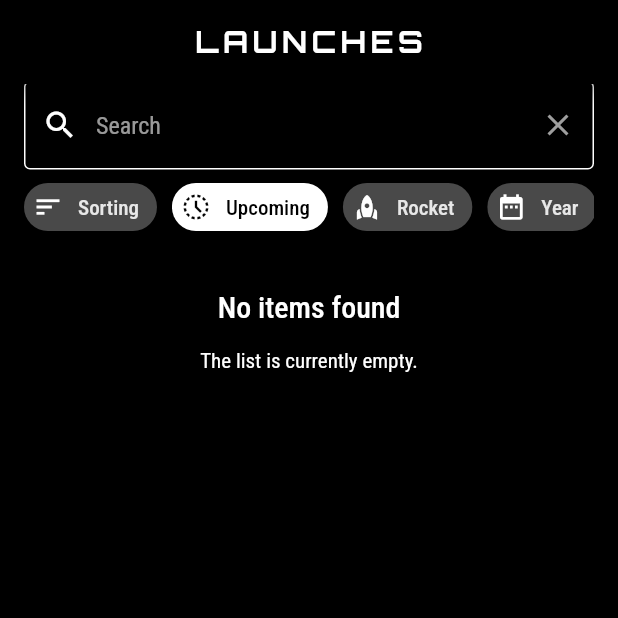
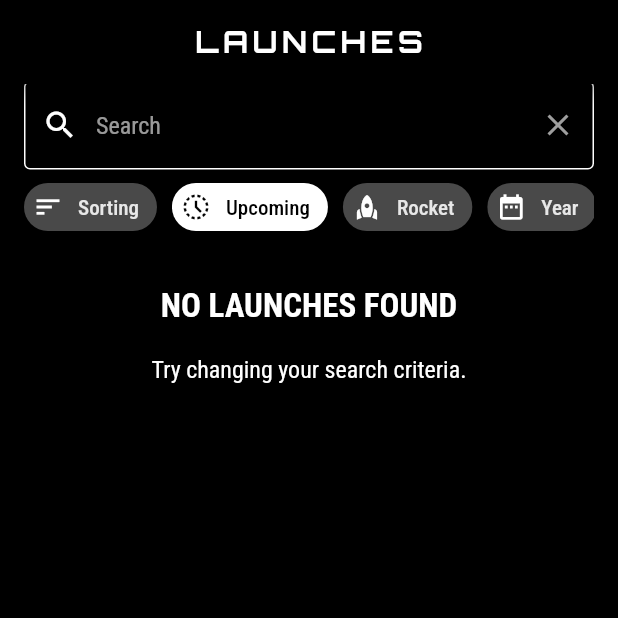
Before and after one commit to dmiedev/spacex, a Flutter app: the screen it shows after launch, on a phone screen of 412 x 824 dp, the top half of it. Run offline on Flutter 3.47's test engine with Material 2 defaults, Android fonts, the phone set to English and light mode, and no system bars; our stand-ins replace auto_size_text, equatable, flutter_bloc, google_fonts, hydrated_bloc, infinite_scroll_pagination; generated files the repository leaves out were written again; network calls fail.

Commit message:
feat: add no items found indicator to grid of launch cards

```diff
--- a/lib/launches/view/launch_page.dart
+++ b/lib/launches/view/launch_page.dart
@@ -117,6 +117,10 @@ class _LaunchViewState extends State<LaunchView> {
               handle: NestedScrollView.sliverOverlapAbsorberHandleFor(context),
               sliver: SliverAppBar(
                 toolbarHeight: 105,
+                centerTitle: true,
+                floating: true,
+                snap: true,
+                forceElevated: innerBoxIsScrolled,
                 title: Column(
                   mainAxisAlignment: MainAxisAlignment.center,
                   children: [
@@ -139,10 +143,6 @@ class _LaunchViewState extends State<LaunchView> {
                     ),
                   ],
                 ),
-                centerTitle: true,
-                floating: true,
-                snap: true,
-                forceElevated: innerBoxIsScrolled,
               ),
             )
           ];
@@ -174,6 +174,9 @@ class _LaunchViewState extends State<LaunchView> {
                       firstPageProgressIndicatorBuilder: (context) {
                         return const _GridLoadingIndicator();
                       },
+                      noItemsFoundIndicatorBuilder: (context) {
+                        return const _GridNoItemsFoundIndicator();
+                      },
                       itemBuilder: (context, item, index) => Padding(
                         padding: const EdgeInsets.only(bottom: 10),
                         child: LaunchCard(
@@ -203,7 +206,7 @@ class _LaunchViewState extends State<LaunchView> {
 
   void _handleLaunchStateChange(BuildContext context, LaunchState state) {
     if (state.hasReachedEnd) {
-      _gridController.nextPageKey = null;
+      _gridController.appendLastPage([]);
       return;
     }
     final reversedLaunches = state.launches.reversed.toList();
@@ -246,3 +249,27 @@ class _GridLoadingIndicator extends StatelessWidget {
     );
   }
 }
+
+class _GridNoItemsFoundIndicator extends StatelessWidget {
+  const _GridNoItemsFoundIndicator({Key? key}) : super(key: key);
+
+  @override
+  Widget build(BuildContext context) {
+    return Padding(
+      padding: const EdgeInsets.only(top: 30),
+      child: Column(
+        children: const [
+          Text(
+            'NO LAUNCHES FOUND',
+            style: TextStyle(fontSize: 22, fontWeight: FontWeight.bold),
+          ),
+          SizedBox(height: 20),
+          Text(
+            'Try changing your search criteria.',
+            style: TextStyle(fontSize: 16),
+          ),
+        ],
+      ),
+    );
+  }
+}
```
